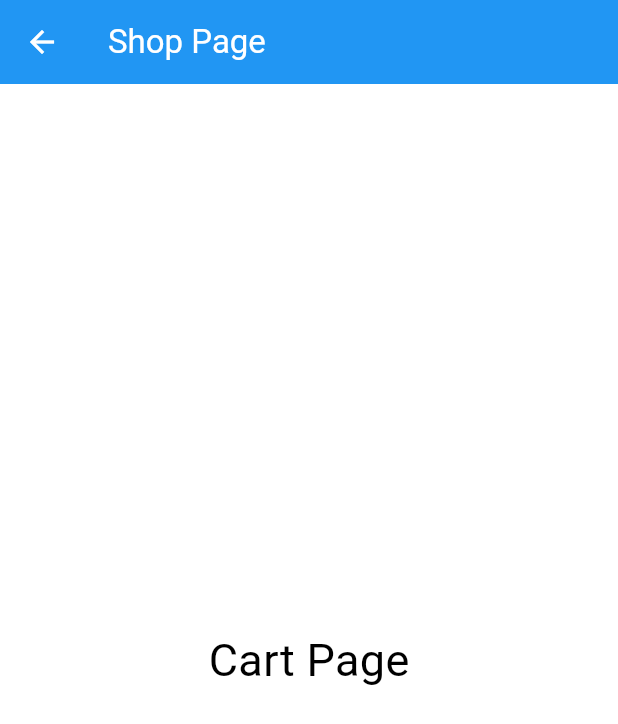
After one commit to BUSHAAN/E-commerce-app, a Flutter app: the CartPage screen opened by its route, on a phone screen of 412 x 824 dp. The commit adds this screen. Shown: the top 724 px of the screen. Run offline on Flutter 3.47's test engine with Material 3 defaults, Android fonts, the phone set to English and light mode, and no system bars.

Commit message:
cart_page added and basic basic navigation setup

```diff
--- a/lib/components/my_drawer.dart
+++ b/lib/components/my_drawer.dart
@@ -30,16 +30,28 @@ class MyDrawer extends StatelessWidget {
                 height: 25,
               ),
               //shop tile
-              MyListTile(title: "Shop", icon: Icons.home, onTap: () {}),
+              MyListTile(
+                  title: "Shop",
+                  icon: Icons.home,
+                  onTap: () {
+                    Navigator.pop(context);
+                  }),
               //cart tile
               MyListTile(
-                  title: "Cart", icon: Icons.shopping_cart, onTap: () {}),
+                  title: "Cart", icon: Icons.shopping_cart, onTap: () {
+                    Navigator.pop(context);
+                    Navigator.pushNamed(context, '/cart_page');
+
+                  }),
             ],
           ),
           //exit tile
           Padding(
             padding: const EdgeInsets.only(bottom: 25.0),
-            child: MyListTile(title: "Exit", icon: Icons.logout, onTap: () {}),
+            child: MyListTile(title: "Exit", icon: Icons.logout, onTap: () {
+              Navigator.pop(context);
+                    Navigator.pushNamedAndRemoveUntil(context, '/intro_page',(route)=>false);
+            }),
           ),
         ],
       ),
--- a/lib/main.dart
+++ b/lib/main.dart
@@ -3,6 +3,7 @@
 import 'package:e_commerce_app/themes/light_mode.dart';
 import 'package:flutter/material.dart';
 
+import 'pages/cart_page.dart';
 import 'pages/intro_page.dart';
 import 'pages/shop_page.dart';
 
@@ -22,6 +23,7 @@ class MyApp extends StatelessWidget {
       routes: {
         "/intro_page": (context) => IntroPage(),
         "/shop_page": (context) => ShopPage(),
+        "/cart_page": (context) => CartPage(),
       },
     );
   }
--- /dev/null
+++ b/lib/pages/cart_page.dart
@@ -0,0 +1,28 @@
+// ignore_for_file: prefer_const_constructors
+
+import 'package:flutter/material.dart';
+
+class CartPage extends StatelessWidget {
+  const CartPage({super.key});
+
+  @override
+  Widget build(BuildContext context) {
+    return Scaffold(
+      appBar: AppBar(
+        iconTheme: IconThemeData(color: Theme.of(context).colorScheme.background),
+        backgroundColor: Theme.of(context).colorScheme.primary,
+        title: Text(
+          "Shop Page",
+          style: TextStyle(color: Theme.of(context).colorScheme.background),
+        ),
+      ),
+
+      body: Center(
+          child: Text("Cart Page",
+              style: TextStyle(
+                fontSize: 30,
+                color: Colors.black,
+              ))),
+    );
+  }
+}
```
